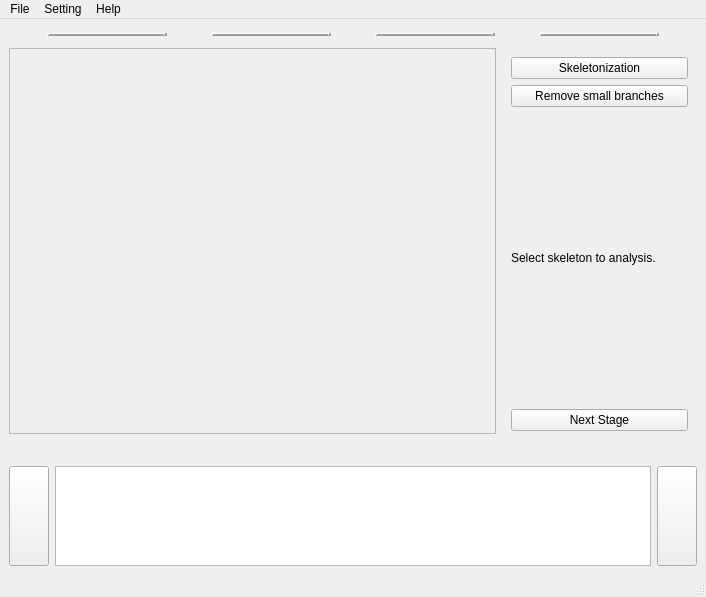
This is src/resources/ui/main.ui in TUD-IMB/Crackpot as Qt 5 draws it before an edit. The edited form follows.
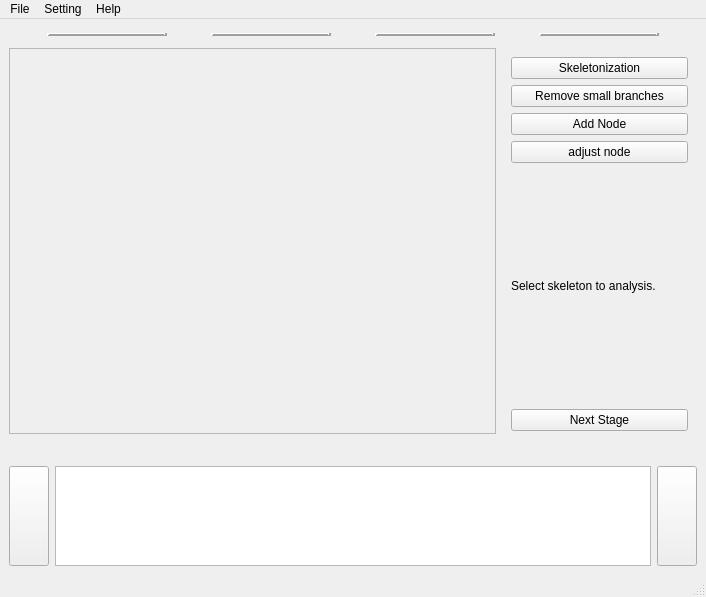
This is the edited form. Icons and pictures are not drawn.

Commit message: Add skeleton node creation and selection.

Diff of the .ui file:
```diff
--- a/src/resources/ui/main.ui
+++ b/src/resources/ui/main.ui
@@ -721,6 +721,26 @@
                   </property>
                  </widget>
                 </item>
+                <item>
+                 <widget class="QPushButton" name="addNodeButton">
+                  <property name="text">
+                   <string>Add Node</string>
+                  </property>
+                  <property name="checkable">
+                   <bool>true</bool>
+                  </property>
+                 </widget>
+                </item>
+                <item>
+                 <widget class="QPushButton" name="adjustNodeButton">
+                  <property name="text">
+                   <string>adjust node</string>
+                  </property>
+                  <property name="checkable">
+                   <bool>true</bool>
+                  </property>
+                 </widget>
+                </item>
                 <item>
                  <widget class="QLabel" name="label_4">
                   <property name="text">
```
The commit also changes 3 other files.
